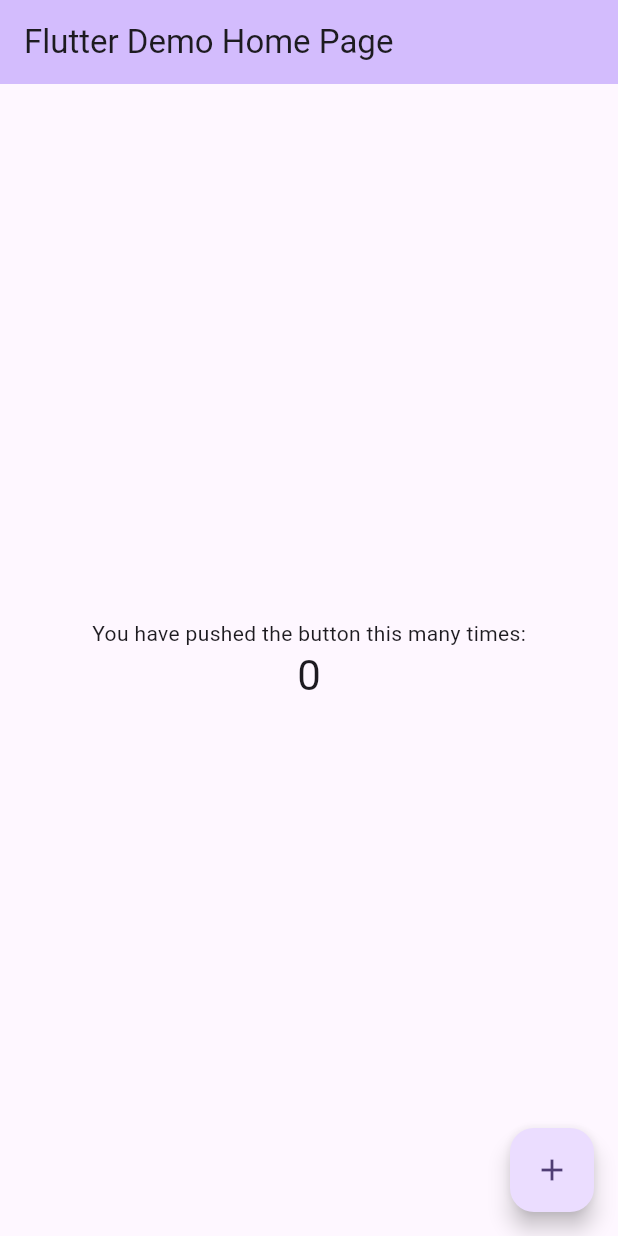
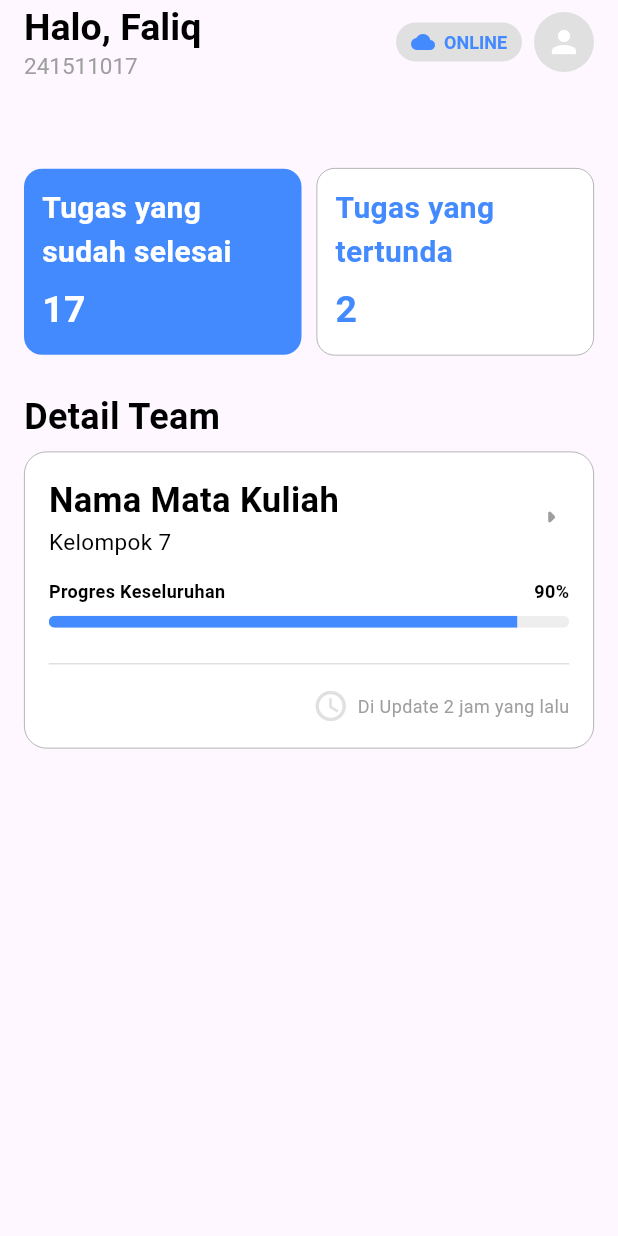
Before and after one commit to goks29/proyek4-Academic-Project-Monitoring-System, a Flutter app: the screen it shows after launch, on a phone screen of 412 x 824 dp. Run offline on Flutter 3.47's test engine with Material 3 defaults, Android fonts, the phone set to English and light mode, and no system bars; our stand-ins replace hive; accounts and stored records are empty.

Commit message:
feat: menambahkan UI (header dan body) untuk mahasiswa

```diff
--- a/lib/features/academic/student/student_view.dart
+++ b/lib/features/academic/student/student_view.dart
@@ -0,0 +1,231 @@
+import 'package:flutter/material.dart';
+
+class StudentView extends StatelessWidget{
+  @override
+  Widget build(BuildContext context) {
+    return Scaffold(
+      //header
+      appBar: AppBar(
+        title:
+        Column (
+          children: [
+            Row(
+              children: [
+                //header : bagian nama (kiri)
+                Column(
+                  crossAxisAlignment: CrossAxisAlignment.start,
+                  children: [
+                    Text(
+                      "Halo, Faliq",
+                      style: TextStyle(
+                        color: Colors.black,
+                        fontWeight: FontWeight.bold,
+                        fontSize: 25,
+                      ),
+                    ),
+                    Text(
+                      "241511017",
+                      style: TextStyle(
+                        color: Colors.grey,
+                        fontSize: 15,
+                      ),
+                    )
+                  ],
+                ),
+
+                Spacer(),
+
+                //header : bagian indikator dan gambar profil kosong (kanan)
+                Container(
+                  padding: EdgeInsets.symmetric(horizontal: 10, vertical: 5),
+                  decoration: BoxDecoration(
+                    color: Colors.grey[300],
+                    borderRadius: BorderRadius.circular(20),
+                  ),
+                  child: Row(
+                    mainAxisSize: MainAxisSize.min,
+                    children: [
+                      Icon(
+                        Icons.cloud,
+                        color: Colors.blueAccent,
+                        size: 16,
+                      ),
+                      SizedBox(width: 6),
+
+                      Text(
+                        "ONLINE",
+                        style: TextStyle(
+                          color: Colors.blueAccent,
+                          fontWeight: FontWeight.bold,
+                          fontSize: 12,
+                        ),
+                      ),
+                    ],
+                  ),
+                ),
+                SizedBox(width: 8),
+
+                CircleAvatar(
+                  radius: 20,
+                  backgroundColor: Colors.grey[300],
+                  child: Icon(Icons.person, color: Colors.white,),
+                ),
+              ],
+            ),
+
+            //seach bar
+          ],
+        )
+      ),
+      //body
+      body: SingleChildScrollView(
+        padding : EdgeInsets.all(16.0),
+        child : Column(
+          crossAxisAlignment: CrossAxisAlignment.start,
+          children: [
+            SizedBox(height: 40),
+            //body : 2 buah kotak
+            Row(
+              children: [
+                Expanded(
+                  child: Container(
+                    padding : EdgeInsets.all(12),
+                    decoration: BoxDecoration(
+                      color: Colors.blueAccent,
+                      borderRadius: BorderRadius.circular(12),
+                    ),
+                    child: Column(
+                      crossAxisAlignment: CrossAxisAlignment.start,
+                      children: [
+                        Text("Tugas yang sudah selesai", style: TextStyle(color: Colors.white, fontWeight: FontWeight.bold, fontSize: 20)),
+                        SizedBox(height: 6),
+                        Text("17", style: TextStyle(color: Colors.white, fontWeight: FontWeight.bold, fontSize: 25)),
+                      ],
+                    )
+                  ),
+                ),
+                SizedBox(width: 10),
+
+                Expanded(
+                  child: Container(
+                    padding : EdgeInsets.all(12),
+                    decoration: BoxDecoration(
+                      color: Colors.white,
+                      borderRadius: BorderRadius.circular(12),
+                      border : Border.all(
+                        color: Colors.grey,
+                        width: 0.5,
+                      )
+                    ),
+                    child: Column(
+                      crossAxisAlignment: CrossAxisAlignment.start,
+                      children: [
+                        Text("Tugas yang tertunda", style: TextStyle(color: Colors.blueAccent, fontWeight: FontWeight.bold, fontSize: 20)),
+                        SizedBox(height: 6),
+                        Text("2", style: TextStyle(color: Colors.blueAccent, fontWeight: FontWeight.bold, fontSize: 25)),
+                      ],
+                    )
+                  ),
+                ),
+              ],
+            ),
+            SizedBox(height: 24),
+            Text(
+              "Detail Team",
+              style: TextStyle(
+                color: Colors.black,
+                fontWeight: FontWeight.bold,
+                fontSize: 24,
+              )
+            ),
+            SizedBox(height: 6),
+
+            //List Tubes
+            Container(
+              padding: EdgeInsets.all(16.0),
+              decoration: BoxDecoration(
+                color: Colors.white,
+                borderRadius: BorderRadius.circular(15),
+                border: Border.all(
+                  color: Colors.grey,
+                  width: 0.5,
+                )
+              ),
+              child: Column(
+                crossAxisAlignment: CrossAxisAlignment.start,
+                children: [
+                  //nama dan icon panah
+                  Row(
+                    mainAxisAlignment: MainAxisAlignment.spaceBetween,
+                    children: [
+                      Column(
+                        crossAxisAlignment: CrossAxisAlignment.start,
+                        children: [
+                          Text(
+                            "Nama Mata Kuliah",
+                            style: TextStyle(color: Colors.black, fontWeight: FontWeight.bold ,fontSize: 23)
+                          ),
+                          Text(
+                            "Kelompok 7",
+                            style: TextStyle(color: Colors.black, fontSize: 15)
+                          ),
+                        ],
+                      ),
+                      Spacer(),
+                      Icon(Icons.arrow_right_rounded, color: Colors.grey,)
+                    ],
+                  ),
+                  SizedBox(height: 14),
+                  //bar progress
+                  Column(
+                    crossAxisAlignment: CrossAxisAlignment.start,
+                    children: [
+                      //text dan persen
+                      Row(
+                        crossAxisAlignment: CrossAxisAlignment.start,
+                        children: [
+                          Text("Progres Keseluruhan", style: TextStyle(color: Colors.black, fontWeight: FontWeight.bold, fontSize: 12)),
+                          Spacer(),
+                          Text("90%", style: TextStyle(color: Colors.black, fontWeight: FontWeight.bold, fontSize: 12))
+                        ],
+                      ),
+                      SizedBox(height: 8),
+                      //progres bar
+                      ClipRRect(
+                        borderRadius: BorderRadius.circular(10),
+                        child: LinearProgressIndicator(
+                          value: 0.90,
+                          backgroundColor: Colors.grey[200],
+                          valueColor: AlwaysStoppedAnimation<Color>(Colors.blueAccent),
+                          minHeight: 8,
+                        ),
+                      ),
+                      SizedBox(height: 16),
+
+                      //line
+                      Divider(color: Colors.grey[300]),
+                      SizedBox(height: 8),
+
+                      //Update
+                      Row(
+                        mainAxisAlignment: MainAxisAlignment.end,
+                        children: [
+                          Icon(Icons.access_time, color: Colors.grey[300]),
+                          SizedBox(width: 6),
+                          Text(
+                            "Di Update 2 jam yang lalu",
+                            style: TextStyle(color: Colors.grey, fontSize: 12),
+                          ),
+                        ],
+                      ),
+                    ],
+                  ),
+                ],
+              ),
+            ),
+          ],
+        ),
+      ),
+    );
+  }
+}
--- a/lib/main.dart
+++ b/lib/main.dart
@@ -1,6 +1,7 @@
 import 'package:flutter/material.dart';
 import 'package:hive/hive.dart';
 import 'package:academic_project_monitoring_system/features/academic/student/tubes_model.dart';
+import 'package:academic_project_monitoring_system/features/academic/student/student_view.dart';
 
 void main() async {
   Hive.registerAdapter(TubesModelAdapter());
@@ -16,52 +17,7 @@ class MyApp extends StatelessWidget {
       theme: ThemeData(
         colorScheme: ColorScheme.fromSeed(seedColor: Colors.deepPurple),
       ),
-      home: const MyHomePage(title: 'Flutter Demo Home Page'),
+      home: StudentView(),
     );
   }
 }
-
-class MyHomePage extends StatefulWidget {
-  const MyHomePage({super.key, required this.title});
-  final String title;
-
-  @override
-  State<MyHomePage> createState() => _MyHomePageState();
-}
-
-class _MyHomePageState extends State<MyHomePage> {
-  int _counter = 0;
-
-  void _incrementCounter() {
-    setState(() {
-      _counter++;
-    });
-  }
-
-  @override
-  Widget build(BuildContext context) {
-    return Scaffold(
-      appBar: AppBar(
-        backgroundColor: Theme.of(context).colorScheme.inversePrimary,
-        title: Text(widget.title),
-      ),
-      body: Center(
-        child: Column(
-          mainAxisAlignment: MainAxisAlignment.center,
-          children: [
-            const Text('You have pushed the button this many times:'),
-            Text(
-              '$_counter',
-              style: Theme.of(context).textTheme.headlineMedium,
-            ),
-          ],
-        ),
-      ),
-      floatingActionButton: FloatingActionButton(
-        onPressed: _incrementCounter,
-        tooltip: 'Increment',
-        child: const Icon(Icons.add),
-      ),
-    );
-  }
-}
```
